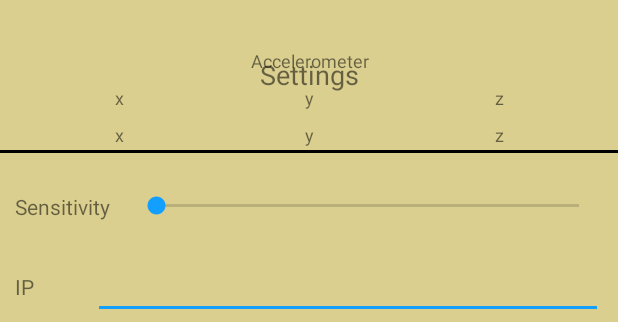
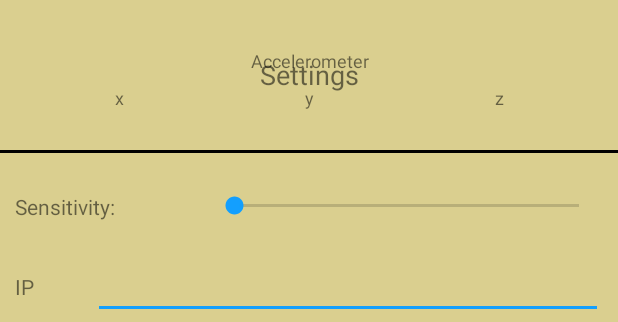
Before and after one commit to Sotnik119/MotionTracker, an Android app: the layout activity_main.xml on its own in the app's theme, with its tools: preview values and no code run, on a phone screen of 412 x 824 dp. Shown: the top 322 px of the screen. Run offline under Robolectric (Android 15) with nearby library versions, the phone set to English and light mode, and no system bars; plain views replace SlidingUpPanelLayout.

Commit message:
move to viewModel + some refactoring

```diff
--- a/app/src/main/java/com/donteco/cubicmotion/DataHolder.kt
+++ b/app/src/main/java/com/donteco/cubicmotion/DataHolder.kt
@@ -26,10 +26,10 @@ class DataHolder(context: Context) {
             prefs.edit().putLong("timeOut", value).apply()
         }
 
-    var sensivity: Float
-        get() = prefs.getFloat("sensivity", 0.5F)
+    var sensivity: Int
+        get() = prefs.getInt("sensivity", 50)
         set(value) {
-            prefs.edit().putFloat("sensivity", value).apply()
+            prefs.edit().putInt("sensivity", value).apply()
         }
 
     var deviceId: Int
--- a/app/src/main/res/layout/activity_main.xml
+++ b/app/src/main/res/layout/activity_main.xml
@@ -1,4 +1,14 @@
 <?xml version="1.0" encoding="utf-8"?>
+<layout xmlns:tools="http://schemas.android.com/tools">
+
+    <data>
+
+        <import type="com.donteco.cubicmotion.R" />
+
+        <variable
+            name="model"
+            type="com.donteco.cubicmotion.MainActivityViewModel" />
+    </data>
 
     <com.sothree.slidinguppanel.SlidingUpPanelLayout xmlns:android="http://schemas.android.com/apk/res/android"
         xmlns:sothree="http://schemas.android.com/apk/res-auto"
@@ -20,13 +30,15 @@
                 android:id="@+id/indicator"
                 android:layout_width="match_parent"
                 android:layout_height="match_parent"
-            android:background="@color/placeholder"
+
+                android:background="@{model.indicatorState == null? @color/placeholder : (model.indicatorState == true ? @color/green : @color/red )}"
                 sothree:layout_constraintBottom_toBottomOf="parent"
                 sothree:layout_constraintEnd_toEndOf="parent"
                 sothree:layout_constraintHorizontal_bias="0.0"
                 sothree:layout_constraintStart_toStartOf="parent"
                 sothree:layout_constraintTop_toTopOf="parent"
-            sothree:layout_constraintVertical_bias="0.0" />
+                sothree:layout_constraintVertical_bias="0.0"
+                tools:background="@color/placeholder" />
 
             <TextView
                 android:id="@+id/textView3"
@@ -95,7 +107,7 @@
                     android:layout_height="wrap_content"
                     android:layout_weight="1"
                     android:gravity="center"
-                android:text="x"
+                    android:text="@{model.currentPosition.accPosition[0]}"
                     android:textSize="12sp" />
 
                 <TextView
@@ -104,7 +116,7 @@
                     android:layout_height="wrap_content"
                     android:layout_weight="1"
                     android:gravity="center"
-                android:text="y"
+                    android:text="@{model.currentPosition.accPosition[1]}"
                     android:textSize="12sp" />
 
                 <TextView
@@ -113,7 +125,7 @@
                     android:layout_height="wrap_content"
                     android:layout_weight="1"
                     android:gravity="center"
-                android:text="z"
+                    android:text="@{model.currentPosition.accPosition[2]}"
                     android:textSize="12sp" />
             </LinearLayout>
 
@@ -162,13 +174,20 @@
                     android:layout_width="0dp"
                     android:layout_height="wrap_content"
                     android:layout_weight="3"
-                android:text="Sensitivity" />
+                    android:text="Sensitivity: " />
+
+                <TextView
+                    android:layout_width="0dp"
+                    android:layout_height="wrap_content"
+                    android:layout_weight="2"
+                    android:text="@{model.sensitivity.toString()}" />
 
                 <SeekBar
                     android:id="@+id/sens_seek_bar"
                     android:layout_width="0dp"
                     android:layout_height="wrap_content"
-                android:layout_weight="12" />
+                    android:layout_weight="10"
+                    android:progress="@={model.sensitivity}" />
 
             </LinearLayout>
 
@@ -192,8 +211,9 @@
                     android:layout_width="0dp"
                     android:layout_height="wrap_content"
                     android:layout_weight="13"
+                    android:digits="0123456789."
                     android:inputType="number"
-                android:digits="0123456789."/>
+                    android:text="@={model.serverIp}" />
             </LinearLayout>
 
             <LinearLayout
@@ -216,7 +236,8 @@
                     android:layout_width="0dp"
                     android:layout_height="wrap_content"
                     android:layout_weight="13"
-                android:inputType="number" />
+                    android:inputType="number"
+                    android:text="@={model.serverPort}" />
             </LinearLayout>
 
 
@@ -233,19 +254,14 @@
                     android:layout_weight="3"
                     android:text="device id" />
 
-            <Spinner
+                <androidx.appcompat.widget.AppCompatSpinner
                     android:id="@+id/device_id"
                     android:layout_width="0dp"
                     android:layout_height="match_parent"
-                android:layout_weight="4" />
+                    android:layout_weight="4"
+                    android:entries="@{model.data}"
+                    android:selectedItemPosition="@={model.deviceId}" />
 
-
-            <!--        <EditText-->
-            <!--            android:id="@+id/device_id"-->
-            <!--            android:layout_width="match_parent"-->
-            <!--            android:layout_height="wrap_content"-->
-            <!--            android:layout_weight="3"-->
-            <!--            android:inputType="number" />-->
             </LinearLayout>
 
             <LinearLayout
@@ -265,7 +281,9 @@
                     android:id="@+id/delay"
                     android:layout_width="0dp"
                     android:layout_height="match_parent"
-                android:layout_weight="4" />
+                    android:layout_weight="4"
+                    android:entries="@{model.data}"
+                    android:selectedItemPosition="@={model.timeOut}" />
             </LinearLayout>
 
             <View
@@ -274,3 +292,5 @@
         </LinearLayout>
 
     </com.sothree.slidinguppanel.SlidingUpPanelLayout>
+
+</layout>
```
Also changed, not shown: app/src/main/java/com/donteco/cubicmotion/Extensions.kt (+63 -0 lines), app/src/main/java/com/donteco/cubicmotion/MainActivity.kt (+13 -67 lines), app/src/main/java/com/donteco/cubicmotion/MainActivityViewModel.kt (+20 -7 lines), app/src/main/java/com/donteco/cubicmotion/TrackingProcessor.kt (+7 -10 lines), app/src/main/java/com/donteco/cubicmotion/TrackingService.kt (+6 -6 lines). Lines whose indentation alone changed are shown as unchanged.
